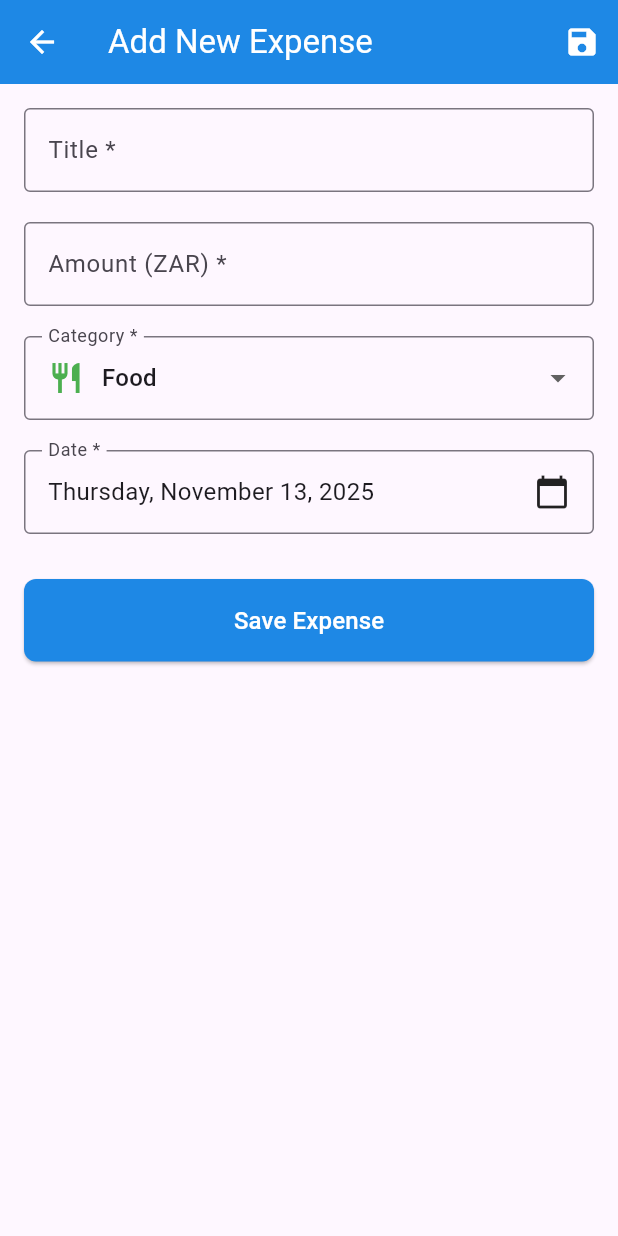
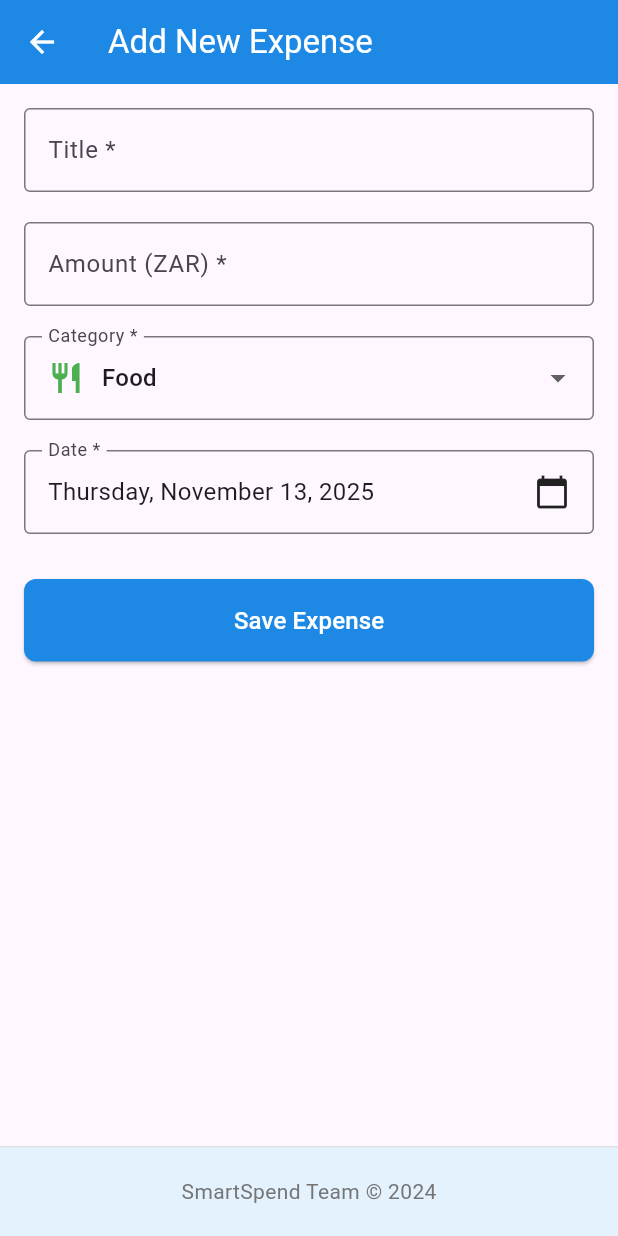
Before and after one commit to 16LouisM/FlutterPrep, a Flutter app: the DashboardPage screen opened directly, after a tap on the "add" icon, on a phone screen of 412 x 824 dp. Run offline on Flutter 3.47's test engine with Material 3 defaults, Android fonts, the light colour scheme and no system bars; our stand-ins replace cloud_firestore, firebase_auth, firebase_core; accounts and stored records are empty.

Commit message:
added the footer to the other pages and removed the save expense icon

```diff
--- a/lib/pages/add_expense_page.dart
+++ b/lib/pages/add_expense_page.dart
@@ -67,9 +67,6 @@ class _AddExpensePageState extends State<AddExpensePage> {
           icon: const Icon(Icons.arrow_back),
           onPressed: () => Navigator.pop(context),
         ),
-        actions: [
-          IconButton(icon: const Icon(Icons.save), onPressed: _saveExpense),
-        ],
       ),
       body: SingleChildScrollView(
         padding: const EdgeInsets.all(16.0),
@@ -196,6 +193,23 @@ class _AddExpensePageState extends State<AddExpensePage> {
           ),
         ),
       ),
+
+      // Footer
+      bottomNavigationBar: Container(
+        height: 60,
+        decoration: BoxDecoration(
+          color: Colors.blue.shade50,
+          border: Border(
+            top: BorderSide(width: 1, color: Colors.grey.shade300),
+          ),
+        ),
+        child: Center(
+          child: Text(
+            'SmartSpend Team © 2024',
+            style: TextStyle(color: Colors.grey.shade600),
+          ),
+        ),
+      ),
     );
   }
 
--- a/lib/pages/dashboard_page.dart
+++ b/lib/pages/dashboard_page.dart
@@ -257,6 +257,24 @@ class _DashboardPageState extends State<DashboardPage> {
           ],
         ),
       ),
+
+      // Footer
+      bottomNavigationBar: Container(
+        height: 60,
+        decoration: BoxDecoration(
+          color: Colors.blue.shade50,
+          border: Border(
+            top: BorderSide(width: 1, color: Colors.grey.shade300),
+          ),
+        ),
+        child: Center(
+          child: Text(
+            'SmartSpend Team © 2024',
+            style: TextStyle(color: Colors.grey.shade600),
+          ),
+        ),
+      ),
+
       floatingActionButton: FloatingActionButton(
         onPressed: () {
           // Navigate to AddExpensePage
```
Also changed, not shown: lib/pages/login_page.dart (+16 -0 lines), lib/pages/sign_up_page.dart (+26 -4 lines).
